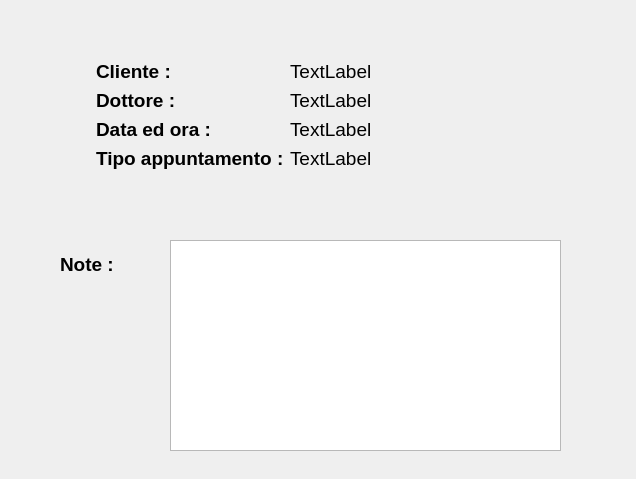
AndreaMarini01/GestioneClinica, file Visualizza Dopo.ui: the form before one commit.
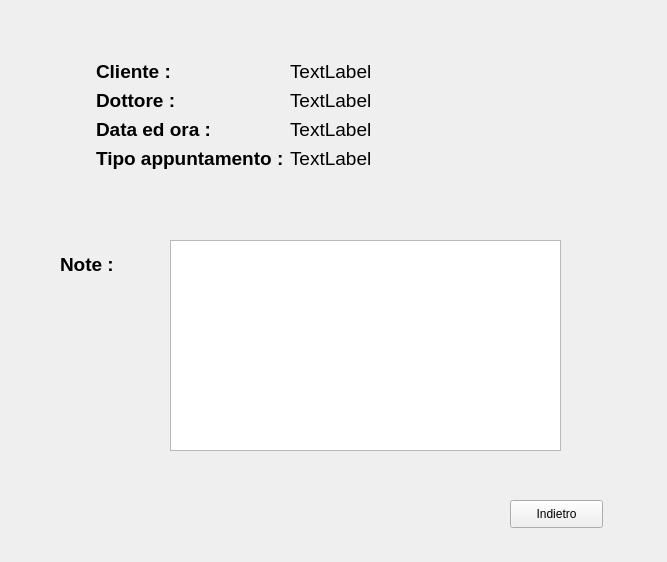
The form after the commit.

```diff
--- a/Visualizza Dopo.ui
+++ b/Visualizza Dopo.ui
@@ -6,8 +6,8 @@
    <rect>
     <x>0</x>
     <y>0</y>
-    <width>636</width>
-    <height>479</height>
+    <width>667</width>
+    <height>562</height>
    </rect>
   </property>
   <property name="windowTitle">
@@ -178,6 +178,19 @@
     <string>Note :</string>
    </property>
   </widget>
+  <widget class="QPushButton" name="pushButton">
+   <property name="geometry">
+    <rect>
+     <x>510</x>
+     <y>500</y>
+     <width>93</width>
+     <height>28</height>
+    </rect>
+   </property>
+   <property name="text">
+    <string>Indietro</string>
+   </property>
+  </widget>
  </widget>
  <resources/>
  <connections/>
```
